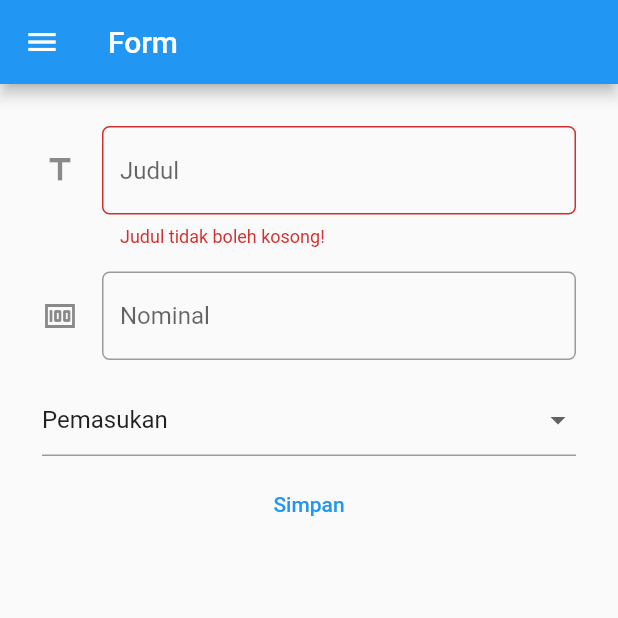
After one commit to breadworshipper/PBP-Flutter-Lab, a Flutter app: the TambahBudgetPage screen opened directly, after a tap on "Simpan", on a phone screen of 412 x 824 dp, the top half of it. The commit adds this screen. Run offline on Flutter 3.47's test engine with Material 2 defaults, Android fonts, the phone set to English and light mode, and no system bars.

Commit message:
Tugas07 Half Done

```diff
--- /dev/null
+++ b/lib/tambahbudget.dart
@@ -0,0 +1,173 @@
+import 'package:flutter/material.dart';
+import 'package:counter_7/main.dart';
+import 'package:counter_7/databudget.dart';
+
+class Budget {
+  String judulBudget;
+
+}
+
+class TambahBudgetPage extends StatefulWidget {
+  const TambahBudgetPage({super.key});
+
+  @override
+  State<TambahBudgetPage> createState() => _TambahBudgetPageState();
+}
+
+
+class _TambahBudgetPageState extends State<TambahBudgetPage> {
+  final _formKey = GlobalKey<FormState>();
+  String _judulBudget = "";
+  int _nominalBudget = 0;
+  String _jenisBudget = 'Pemasukan';
+  List<String> _listJenisBudget = ['Pemasukan', 'Pengeluaran'];
+
+  @override
+  Widget build(BuildContext context) {
+    return Scaffold(
+      appBar: AppBar(
+        title: Text('Form'),
+      ),
+      drawer: Drawer(
+        child: Column(
+          children: [
+            // Menambahkan clickable menu
+            ListTile(
+              title: const Text('counter_7'),
+              onTap: () {
+                // Route menu ke halaman utama
+                Navigator.pushReplacement(
+                  context,
+                  MaterialPageRoute(builder: (context) => const MyHomePage(title: 'counter_7')),
+                );
+              },
+            ),
+            ListTile(
+              title: const Text('Tambah Budget'),
+              onTap: () {
+                // Route menu ke halaman form
+                Navigator.pushReplacement(
+                  context,
+                  MaterialPageRoute(builder: (context) => const TambahBudgetPage()),
+                );
+              },
+            ),
+            ListTile(
+              title: const Text('Data Budget'),
+              onTap: () {
+                // Route menu ke halaman form
+                Navigator.pushReplacement(
+                  context,
+                  MaterialPageRoute(builder: (context) => const DataBudgetPage()),
+                );
+              },
+            ),
+          ],
+        ),
+      ),
+      body: Form(
+        key: _formKey,
+        child: SingleChildScrollView(
+            child: Container(
+              padding: const EdgeInsets.all(20.0),
+
+              child: Column(
+              children: [
+                Padding(padding: const EdgeInsets.all(8.0),
+                child: TextFormField(
+                decoration: InputDecoration(
+                  hintText: 'Judul',
+                  icon: const Icon(Icons.title),
+                  border: OutlineInputBorder(
+                    borderRadius: BorderRadius.circular(5.0),
+                  ),
+
+                ),
+                onChanged: (String? value) {
+                  setState(() {
+                    _judulBudget = value!;
+                  });
+
+                },
+                  onSaved: (String? value) {
+                    setState(() {
+                      _judulBudget = value!;
+                    });
+
+                  },
+                validator: (String? value){
+                  if (_judulBudget == null || _judulBudget.isEmpty){
+                      return 'Judul tidak boleh kosong!';
+                  }
+                  return null;
+                },
+              ),
+              ),
+                Padding(padding: const EdgeInsets.all(8.0),
+                  child: TextFormField(
+                    keyboardType: TextInputType.number,
+                    decoration: InputDecoration(
+                      hintText: 'Nominal',
+                      icon: const Icon(Icons.money),
+                      border: OutlineInputBorder(
+                        borderRadius: BorderRadius.circular(5.0),
+                      ),
+
+                    ),
+                    onChanged: (String? value) {
+                      setState(() {
+
+                        _nominalBudget = int.parse(value!);
+                      });
+
+                    },
+                    onSaved: (String? value) {
+                      setState(() {
+                        _nominalBudget = int.parse(value!);
+                      });
+
+                    },
+                    validator: (String? value){
+                      if (_nominalBudget == null){
+                        return 'Nominal tidak boleh kosong!';
+                      }
+                      return null;
+                    },
+                  )
+                ),
+                // Dropdown menu
+
+                Container(
+                  margin: const EdgeInsets.all(8),
+                  child: DropdownButtonFormField(
+                    hint: const Text("Pilih jenis"),
+                    value: _jenisBudget.isNotEmpty ? _jenisBudget : null,
+                    items: _listJenisBudget.map( (String items){
+                      return DropdownMenuItem(
+                        value: items,
+                        child: Text(items),
+                      );
+                    }).toList(),
+                    onChanged: (String? value) {
+                      setState(() {
+                        _jenisBudget = value!;
+                      });
+                    },
+                  )
+              ),
+                TextButton(child: const Text(
+                    "Simpan"),
+                onPressed: (){
+                  if (_formKey.currentState!.validate()) {
+
+                  }
+                },
+                )
+              ]
+          )
+            ),
+        ),
+      ),
+    );
+  }
+}
```
Also changed, not shown: lib/databudget.dart (added, +66 -0 lines), lib/main.dart (+40 -0 lines), 1 other file.
